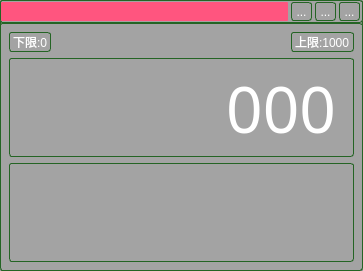
Before: the Qt Designer form channelwidget.ui in byteman/bullet, drawn with Qt 5.
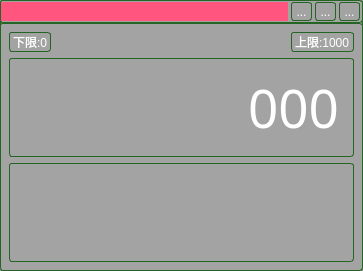
After: the same form once the commit is applied. Icons and pictures are not drawn. Custom widgets are drawn as their Qt base class.

Patch:
```diff
--- a/channelwidget.ui
+++ b/channelwidget.ui
@@ -228,7 +228,7 @@
         <property name="font">
          <font>
           <family>微软雅黑</family>
-          <pointsize>48</pointsize>
+          <pointsize>40</pointsize>
           <weight>50</weight>
           <italic>false</italic>
           <bold>false</bold>
```
Left out of the diff: 2 changed lines with no effect on the pictures.
